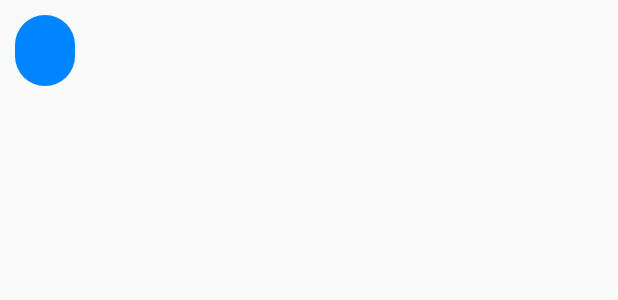
After one commit to sw19-tug/morning10, an Android app: the layout rv_message_sent.xml on its own in the app's theme, with its tools: preview values and no code run, on a phone screen of 412 x 824 dp. The commit adds this screen. Shown: the top 300 px of the screen. Run offline under Robolectric (Android 15) with nearby library versions, the phone set to English and light mode, and no system bars.

Commit message:
CHEAT_009_001 add chat history background color [KA, LP]

```diff
--- /dev/null
+++ b/app/src/main/res/drawable/rounded_rectangle_blue.xml
@@ -0,0 +1,14 @@
+<?xml version="1.0" encoding="utf-8"?>
+<shape xmlns:android="http://schemas.android.com/apk/res/android"
+    android:shape="rectangle" >
+
+    <!-- View background color -->
+    <solid
+        android:color="@color/blue" >
+    </solid>
+
+    <!-- The radius makes the corners rounded -->
+    <corners
+        android:radius="20dp">
+    </corners>
+</shape>
--- a/app/src/main/res/layout/activity_main.xml
+++ b/app/src/main/res/layout/activity_main.xml
@@ -15,7 +15,7 @@
         app:popupTheme="@style/ThemeOverlay.AppCompat.Light" />
 
     <android.support.v7.widget.RecyclerView
-        android:id="@+id/rv_messages"
+        android:id="@+id/rv_chat_history"
         android:layout_width="match_parent"
         android:layout_height="wrap_content"
         android:layout_above="@+id/ll_main"
--- /dev/null
+++ b/app/src/main/res/layout/rv_message_sent.xml
@@ -0,0 +1,20 @@
+<?xml version="1.0" encoding="utf-8"?>
+<android.support.constraint.ConstraintLayout
+    xmlns:android="http://schemas.android.com/apk/res/android"
+    xmlns:app="http://schemas.android.com/apk/res-auto"
+    android:layout_width="match_parent"
+    android:layout_height="wrap_content"
+    android:orientation="horizontal"
+    android:padding="10dp">
+
+    <TextView
+        android:id="@+id/tv_message"
+        android:layout_width="wrap_content"
+        android:layout_height="wrap_content"
+        android:textSize="20sp"
+        android:background="@drawable/rounded_rectangle_blue"
+        android:textColor="@color/white"
+        android:paddingHorizontal="20dp"
+        android:paddingVertical="10dp" />
+
+</android.support.constraint.ConstraintLayout>
--- a/app/src/main/res/values/colors.xml
+++ b/app/src/main/res/values/colors.xml
@@ -3,4 +3,6 @@
     <color name="colorPrimary">#008577</color>
     <color name="colorPrimaryDark">#00574B</color>
     <color name="colorAccent">#D81B60</color>
+    <color name="white">#ffffff</color>
+    <color name="blue">#0084ff</color>
 </resources>
```
Also changed, not shown: app/src/main/java/at/tugraz/ist/swe/cheat/ChatHistoryAdapter.java (renamed from app/src/main/java/at/tugraz/ist/swe/cheat/RecyclerViewMessagesAdapter.java, +46 -13 lines), app/src/main/java/at/tugraz/ist/swe/cheat/MainActivity.java (+19 -10 lines), app/src/main/res/drawable/rounded_rectangle_white.xml (added, +14 -0 lines), app/src/main/res/layout/rv_message.xml (deleted, +0 -14 lines), app/src/main/res/layout/rv_message_recieved.xml (added, +20 -0 lines), 1 other file.
